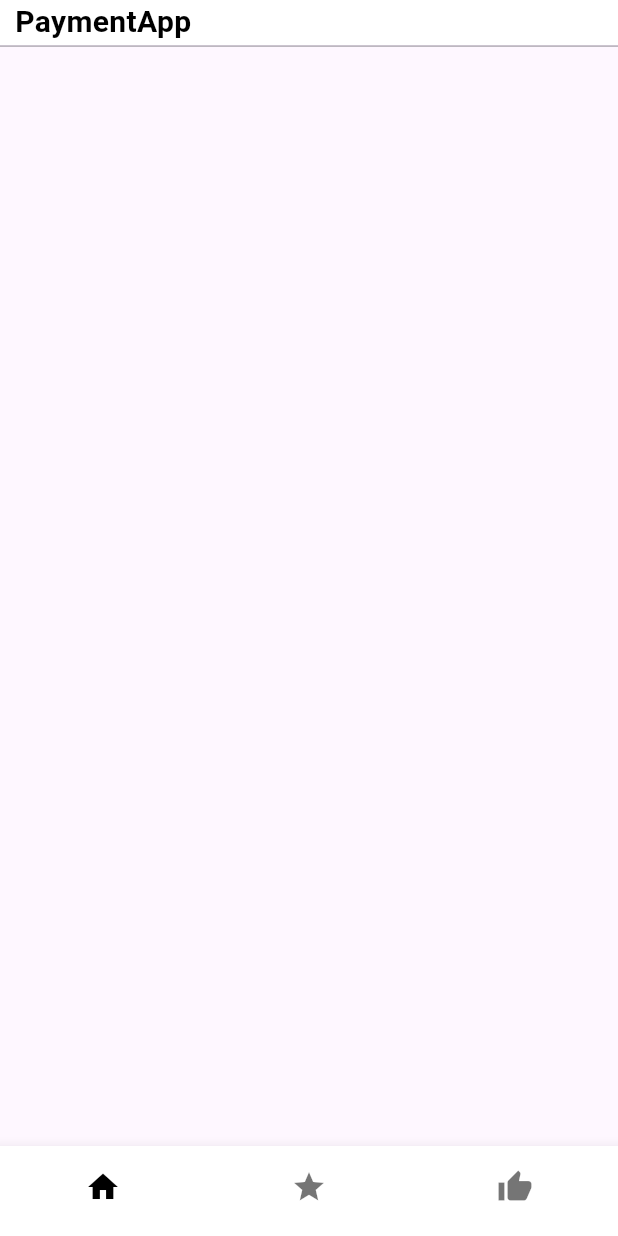
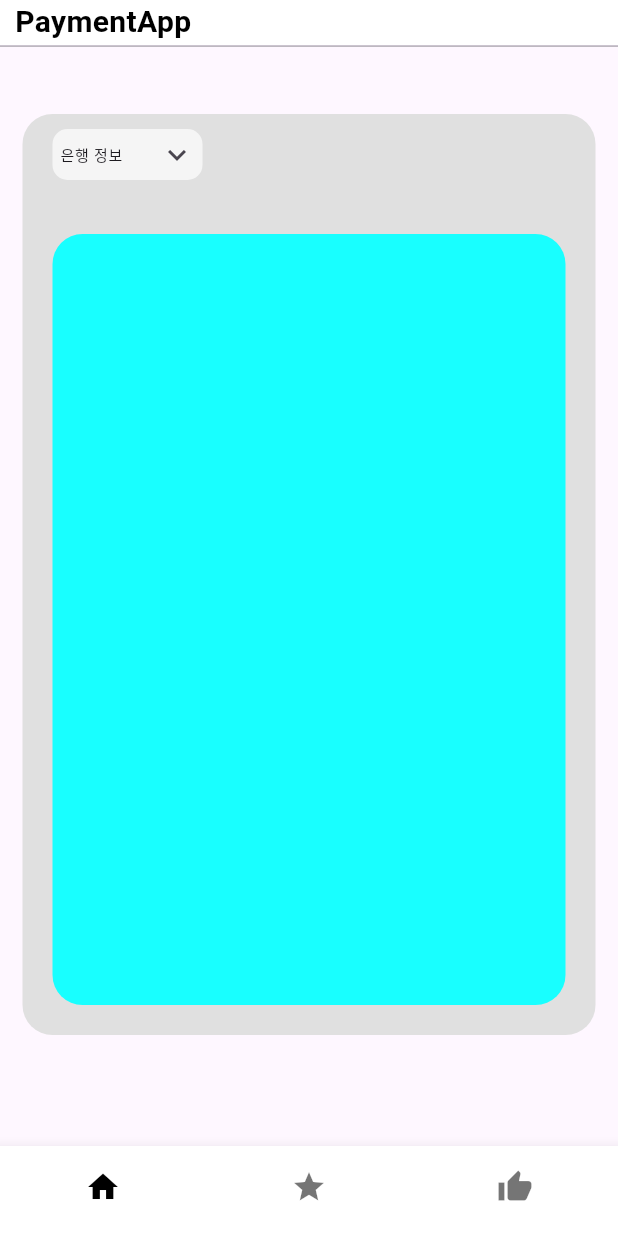
Before and after one commit to IIVRIICOLKM/Geon_CheckPaymentDetails, a Flutter app: the screen it shows after launch, on a phone screen of 412 x 824 dp. Run offline on Flutter 3.47's test engine with Material 3 defaults, Android fonts, the light colour scheme and no system bars.

Commit message:
Feat - 은행 선택 메뉴, 내역 조회 창 프레임

```diff
--- a/CheckPaymentDetails_FE/lib/Views/HomeView.dart
+++ b/CheckPaymentDetails_FE/lib/Views/HomeView.dart
@@ -14,6 +14,35 @@ class HomeView extends StatelessWidget{
                 mainAxisAlignment: MainAxisAlignment.start,
                 children: <Widget>[
                   mainAppBar(name: appName),
+                  SizedBox(height: 20),
+                  Container(
+                      height: screenHeight - 210,
+                      width: screenWidth,
+                      margin: EdgeInsets.symmetric(horizontal: 15),
+                      padding: EdgeInsets.fromLTRB(20, 10, 20, 10),
+                      decoration: BoxDecoration(
+                        color: Colors.grey[300],
+                        borderRadius: BorderRadius.circular(20)
+                      ),
+                      child: Stack(
+                        children: [
+                          Positioned(
+                            top: 70,
+                            child: Container(
+                              height: screenHeight - 310,
+                              width: screenWidth - 70,
+                              decoration: BoxDecoration(
+                                color: Colors.cyanAccent,
+                                borderRadius: BorderRadius.circular(20)
+                              ),
+                            )
+                          ),
+                          Positioned(
+                              child: BankAccordion()
+                          ),
+                        ],
+                      )
+                  )
                 ]
             )
         ),
@@ -22,3 +51,88 @@ class HomeView extends StatelessWidget{
 
   }
 }
+
+// ExpansionPanel 정보 저장
+class Bank{
+  Bank({
+    required this.headerValue,
+    this.isExpanded = false,
+  });
+
+  String headerValue;
+  bool isExpanded;
+}
+
+// 임시 하드코딩 은행 정보
+List<Bank> temp = [Bank(headerValue: '은행')];
+
+class BankAccordion extends StatefulWidget {
+  const BankAccordion({super.key});
+
+  @override
+  State<BankAccordion> createState() => _BankAccordion();
+}
+
+/// MyStatefulWidget의 개인 상태 클래스입니다.
+/// SingleChildScrollView로 ExpansionPanelList를 감쌉니다.
+class _BankAccordion extends State<BankAccordion> {
+
+  @override
+  Widget build(BuildContext context) {
+    return Container(
+      width: 100,
+      decoration: BoxDecoration(
+        borderRadius: BorderRadius.circular(10),
+        color: Colors.grey[100],
+      ),
+      child: ExpansionTile(
+        title: Text('은행 정보', style: TextStyle(fontSize: 10)),
+        minTileHeight: 10,
+        tilePadding: EdgeInsets.symmetric(horizontal: 5.0),
+        children: <Widget>[
+          for(int i = 0; i < 5; i++)
+            Container(
+              width: 120,
+              child: FilledButton(onPressed: (){},
+                  child: Text('버튼 $i', style: TextStyle(color: Colors.black)),
+                  style: FilledButton.styleFrom(
+                    backgroundColor: Colors.grey[100]
+                  )
+              )
+            )
+        ],
+      )
+    );
+  }
+}
+
+// Container(
+//   height: screenHeight - 310,
+//   decoration: BoxDecoration(
+//     color: Colors.cyanAccent,
+//     borderRadius: BorderRadius.circular(20)
+//   ),
+//   child: Column(
+//     mainAxisAlignment: MainAxisAlignment.start,
+//     children: <Widget>[
+//       Flexible(
+//         flex: 3,
+//         child: Container(
+//           decoration: BoxDecoration(
+//             color: Colors.cyanAccent,
+//             borderRadius: BorderRadius.circular(20)
+//           ),
+//         ),
+//       ),
+//       Flexible(
+//         flex: 1,
+//         child: Container(
+//           decoration: BoxDecoration(
+//               color: Colors.cyanAccent,
+//               borderRadius: BorderRadius.circular(20)
+//           ),
+//         )
+//       ),
+//     ],
+//   )
+// )
```
